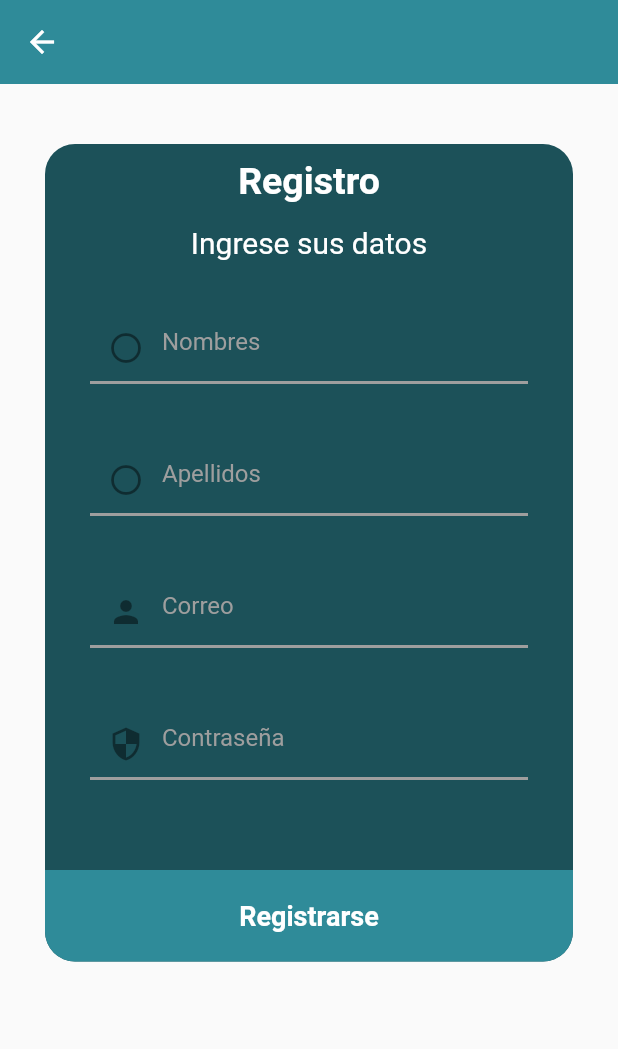
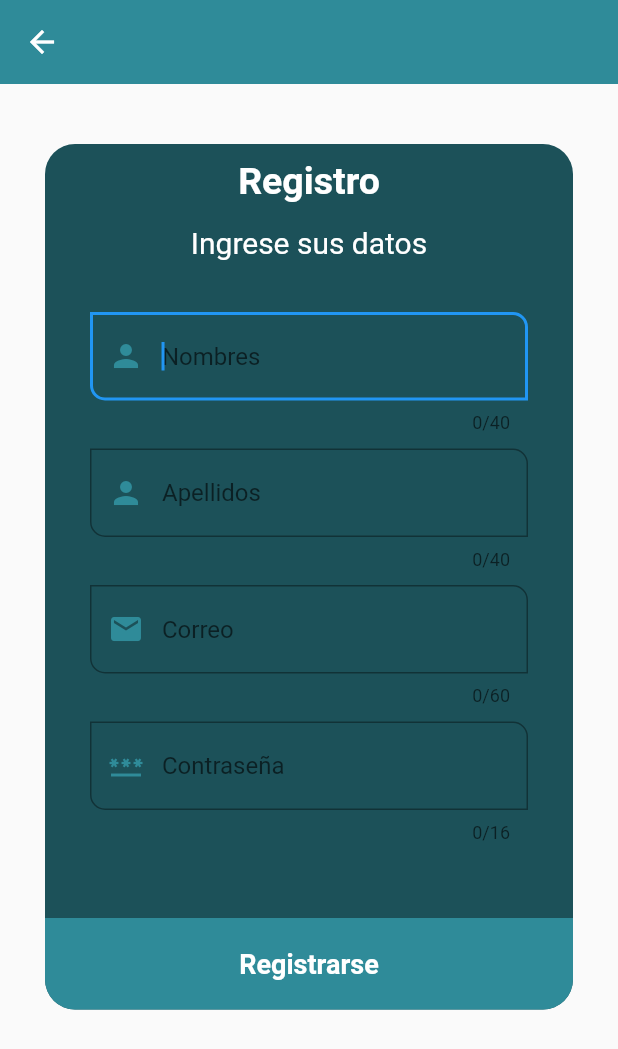
Before and after one commit to Balam2001/ProyectoDart, a Flutter app: the RegistroScreen screen opened by its route, on a phone screen of 412 x 824 dp. Shown: the top 1049 px of the screen. Run offline on Flutter 3.47's test engine with Material 2 defaults, Android fonts, the phone set to English and light mode, and no system bars; network calls fail.

Commit message:
Validation login y registro

```diff
--- a/lib/main.dart
+++ b/lib/main.dart
@@ -32,7 +32,7 @@ class _MyAppState extends State<MyApp> {
   Widget build(BuildContext context) {
     SystemChrome.setEnabledSystemUIMode(SystemUiMode.manual, overlays: [SystemUiOverlay.bottom]);
     return MaterialApp(
-      title: 'Material App',
+      title: 'FAT',
       debugShowCheckedModeBanner: false,
 
       home:
--- a/lib/screens/club_screen.dart
+++ b/lib/screens/club_screen.dart
@@ -33,7 +33,6 @@ class ClubScreen extends StatelessWidget {
             ),
           ),
           const SizedBox(height:20),
-
           Image.network(
           'https://cdn.freebiesupply.com/images/large/2x/new-york-yankees-ny-logo.png',
           width: 300,
--- a/lib/screens/registro_screen.dart
+++ b/lib/screens/registro_screen.dart
@@ -1,23 +1,26 @@
 import 'package:flutter/material.dart';
 import 'package:merceria_fat/themes/app_theme.dart';
+import 'package:merceria_fat/widgets/custom_form_field.dart';
 
 class RegistroScreen extends StatelessWidget {
   const RegistroScreen({Key? key}) : super(key: key);
 
   @override
   Widget build(BuildContext context) {
+
+    final Map<String, String> formValues = {
+    'Nombres' : '',
+    'Apellidos' : '',
+    'Correo' : '',
+    'Contraseña' : ''
+    };
+
+    final GlobalKey<FormState> myFormKey = GlobalKey<FormState>();
     return Scaffold(
       appBar: AppBar(
         backgroundColor: AppTheme.primaryColor,
       ),
-      body: GestureDetector(
-        onTap: (){
-          final FocusScopeNode focus = FocusScope.of(context);
-          if(!focus.hasPrimaryFocus && focus.hasFocus){
-            FocusManager.instance.primaryFocus?.unfocus();
-          }
-        },
-        child: ListView(
+      body:  ListView(
           children: [
             const SizedBox(height: 10),
             Padding(
@@ -27,8 +30,9 @@ class RegistroScreen extends StatelessWidget {
                   color: AppTheme.secundaryColor,
                   borderRadius: BorderRadius.circular(20),
                 ),
+                child: Form(
+                  key: myFormKey,
                   child: Column(
-
                     children: [
                       Container(
                         padding: const EdgeInsets.all(10),
@@ -46,97 +50,82 @@ class RegistroScreen extends StatelessWidget {
                         ),),
                       ),
                       const SizedBox(height: 30),
-                    const Padding(
-                      padding: EdgeInsets.symmetric(vertical: 0, horizontal: 30.0),
-                      child: TextField(
-                        autofocus: false,
-                        decoration: InputDecoration(
+                      Padding(
+                        padding: const EdgeInsets.symmetric(vertical: 0, horizontal: 30.0),
+                        child: CustomFormField(
                           hintText: 'Nombres',
-                          prefixIcon: Icon(Icons.panorama_fisheye_sharp),
-                          contentPadding: EdgeInsets.all(10),
-                          hintStyle: TextStyle(
-                            color: Colors.grey
+                          keyboardType: TextInputType.name,
+                          maxLength: 40,
+                          autofocus: true,
+                          prefixIcon: Icons.person,
+                          propertyName: 'Nombres',
+                          formValues: formValues,
+                          textStyle: const TextStyle(
+                            color: Colors.white
+                          ))
                       ),
-                          enabledBorder: UnderlineInputBorder(
-                            borderSide: BorderSide(
-                              color: Colors.grey,
-                              width: 2.0
-                            )
+                      const SizedBox(height: 10,),
+                      Padding(
+                        padding: const EdgeInsets.symmetric(vertical: 0, horizontal: 30.0),
+                        child: CustomFormField(
+                          hintText: 'Apellidos',
+                          keyboardType: TextInputType.name,
+                          maxLength: 40,
+                          prefixIcon: Icons.person,
+                          propertyName: 'Apellidos',
+                          formValues: formValues,
+                          textStyle: const TextStyle(
+                            color: Colors.white
+                          ))
+                      ),
+                      const SizedBox(height: 10,),
+                      Padding(
+                        padding: const EdgeInsets.symmetric(vertical: 0, horizontal: 30.0),
+                        child: CustomFormField(
+                          hintText: 'Correo',
+                          keyboardType: TextInputType.emailAddress,
+                          maxLength: 60,
+                          prefixIcon: Icons.email,
+                          propertyName: 'Correo',
+                          formValues: formValues,
+                          textStyle: const TextStyle(
+                            color: Colors.white
+                          ))
+                      ),
+                      const SizedBox(height: 10,),
+                      Padding(
+                        padding: const EdgeInsets.symmetric(vertical: 0, horizontal: 30.0),
+                        child: CustomFormField(
+                          hintText: 'Contraseña',
+                          keyboardType: TextInputType.visiblePassword,
+                          maxLength: 16,
+                          prefixIcon: Icons.password,
+                          obscureText: true,
+                          propertyName: 'Contraseña',
+                          formValues: formValues,
+                          textStyle: const TextStyle(
+                            color: Colors.white
+                          ))
+                      ),
+                      const SizedBox(height: 50.0,),
+                      Container(
+                        decoration: BoxDecoration(
+                          color: AppTheme.primaryColor,
+                          borderRadius: const BorderRadius.only(
+                            bottomLeft: Radius.circular(20),
+                            bottomRight: Radius.circular(20)
                           )
                         ),
-                      ),
-                    ),
-                    const SizedBox(height: 40,),
-                    const Padding(
-                      padding: EdgeInsets.symmetric(vertical: 0, horizontal: 30.0),
-                      child: TextField(
-                        autofocus: false,
-                        decoration: InputDecoration(
-                          hintText: 'Apellidos',
-                          prefixIcon: Icon(Icons.panorama_fisheye_sharp),
-                          contentPadding: EdgeInsets.all(10),
-                          hintStyle: TextStyle(
-                            color: Colors.grey
-                          ),
-                          enabledBorder: UnderlineInputBorder(
-                            borderSide: BorderSide(
-                              color: Colors.grey,
-                              width: 2.0
-                            )
-                          )
-                        ),
-                      ),
-                    ),
-                    const SizedBox(height: 40,),
-                    const Padding(
-                      padding: EdgeInsets.symmetric(vertical: 0, horizontal: 30.0),
-                      child: TextField(
-                        autofocus: false,
-                        decoration: InputDecoration(
-                          hintText: 'Correo',
-                          prefixIcon: Icon(Icons.person),
-                          contentPadding: EdgeInsets.all(10),
-                          hintStyle: TextStyle(
-                            color: Colors.grey
-                          ),
-                          enabledBorder: UnderlineInputBorder(
-                            borderSide: BorderSide(
-                              color: Colors.grey,
-                              width: 2.0
-                            )
-                          )
-                        ),
-                      ),
-                    ),
-                    const SizedBox(height: 40,),
-                    const Padding(
-                      padding: EdgeInsets.symmetric(vertical: 0, horizontal: 30.0),
-                      child: TextField(
-                        autofocus: false,
-                        obscureText: true,
-                        obscuringCharacter : '•',
-                        decoration: InputDecoration(
-                          hintText: 'Contraseña',
-                          prefixIcon: Icon(Icons.security),
-                          contentPadding: EdgeInsets.all(10),
-                          hintStyle: TextStyle(
-                            color: Colors.grey
-                          ),
-                          enabledBorder: UnderlineInputBorder(
-                            borderSide: BorderSide(
-                              color: Colors.grey,
-                              width: 2.0
-                            )
-                          )
-                        ),
-                      ),
-                    ),
-                    const SizedBox(height: 60.0,),
-                    InkWell(
+                        child: InkWell(
                           onTap: (){
-                        Navigator.pop(context);
+                            bool isValidate = myFormKey.currentState?.validate() ?? false;
+                            //Cuando tu formulario sea inconrrecto lanzar instruciones
+                            if (isValidate) {
+                              // ignore: avoid_print
+                              print(formValues);
+                            }
                           },
-                      child: Container(
+
                           child: Row(
                             mainAxisAlignment: MainAxisAlignment.center,
                             children: const [
@@ -151,23 +140,15 @@ class RegistroScreen extends StatelessWidget {
                               )
                             ],
                           ),
-                        decoration: BoxDecoration(
-                          color: AppTheme.primaryColor,
-                          borderRadius: const BorderRadius.only(
-                            bottomLeft: Radius.circular(20),
-                            bottomRight: Radius.circular(20)
-                          )
-                        ),
                         ),
                       ),
                     ],
-
+                  ),
                 ),
               ),
             ),
           ],
         ),
-      ),
       );
   }
 }
--- a/lib/themes/app_theme.dart
+++ b/lib/themes/app_theme.dart
@@ -10,7 +10,16 @@ class AppTheme{
     appBarTheme:  AppBarTheme(
       backgroundColor: primaryColor,
       centerTitle: false,
-      elevation: globalElevation));
+      elevation: globalElevation),
+      inputDecorationTheme: InputDecorationTheme(
+        iconColor: primaryColor,
+        prefixIconColor: primaryColor,
+        labelStyle: TextStyle(color: primaryColor),
+        border: const OutlineInputBorder(
+          borderRadius: BorderRadius.only(bottomLeft: Radius.circular(10),topRight: Radius.circular(10))
+        )
+
+      ));
 
 
   static final ThemeData darkTheme = ThemeData.dark().copyWith(
--- /dev/null
+++ b/lib/widgets/custom_form_field.dart
@@ -0,0 +1,57 @@
+import 'package:flutter/material.dart';
+
+class CustomFormField extends StatelessWidget {
+  final String? labelText;
+  final TextStyle? textStyle;
+  final String? hintText;
+  final int maxLength;
+  final bool autofocus;
+  final bool obscureText;
+  final TextInputType keyboardType;
+  final IconData? prefixIcon;
+  final String propertyName;
+  final Map<String, String> formValues;
+
+  const CustomFormField({
+    Key? key,
+    this.labelText,
+    this.textStyle,
+    this.hintText,
+    this.maxLength =40,
+    this.autofocus=true,
+    this.obscureText=false,
+    this.keyboardType=TextInputType.name,
+    this.prefixIcon,
+    required this.propertyName,
+    required this.formValues,
+  }) : super(key: key);
+
+  String? validateNullOrEmpty(String? value){
+    if (value == null) return 'El campo es requerido';
+
+    if(value.isEmpty) return 'El campo es requerido';
+
+    //Agrega más validaciones
+
+    return null;
+  }
+
+  @override
+  Widget build(BuildContext context) {
+    return TextFormField(
+      initialValue: formValues[propertyName],
+      style: textStyle,
+      maxLength: maxLength,
+      autofocus: autofocus,
+      obscureText: obscureText,
+      keyboardType: !obscureText ? keyboardType : TextInputType.visiblePassword,
+      decoration: InputDecoration(
+        hintText: hintText,
+        prefixIcon: prefixIcon == null ? null : Icon(prefixIcon)
+      ),
+      validator: (value) => validateNullOrEmpty(value),
+      autovalidateMode: AutovalidateMode.onUserInteraction,
+      onChanged: (value) => formValues[propertyName] = value,
+    );
+  }
+}
--- a/pubspec.yaml
+++ b/pubspec.yaml
@@ -29,7 +29,6 @@ environment:
 dependencies:
   flutter:
     sdk: flutter
-
 
   # The following adds the Cupertino Icons font to your application.
   # Use with the CupertinoIcons class for iOS style icons.
```
Also changed, not shown: lib/screens/config_screen.dart (+8 -2 lines), lib/screens/login_screen.dart (+42 -49 lines), flutter_01.png (deleted), flutter_02.png (deleted). Lines whose indentation alone changed are shown as unchanged.
